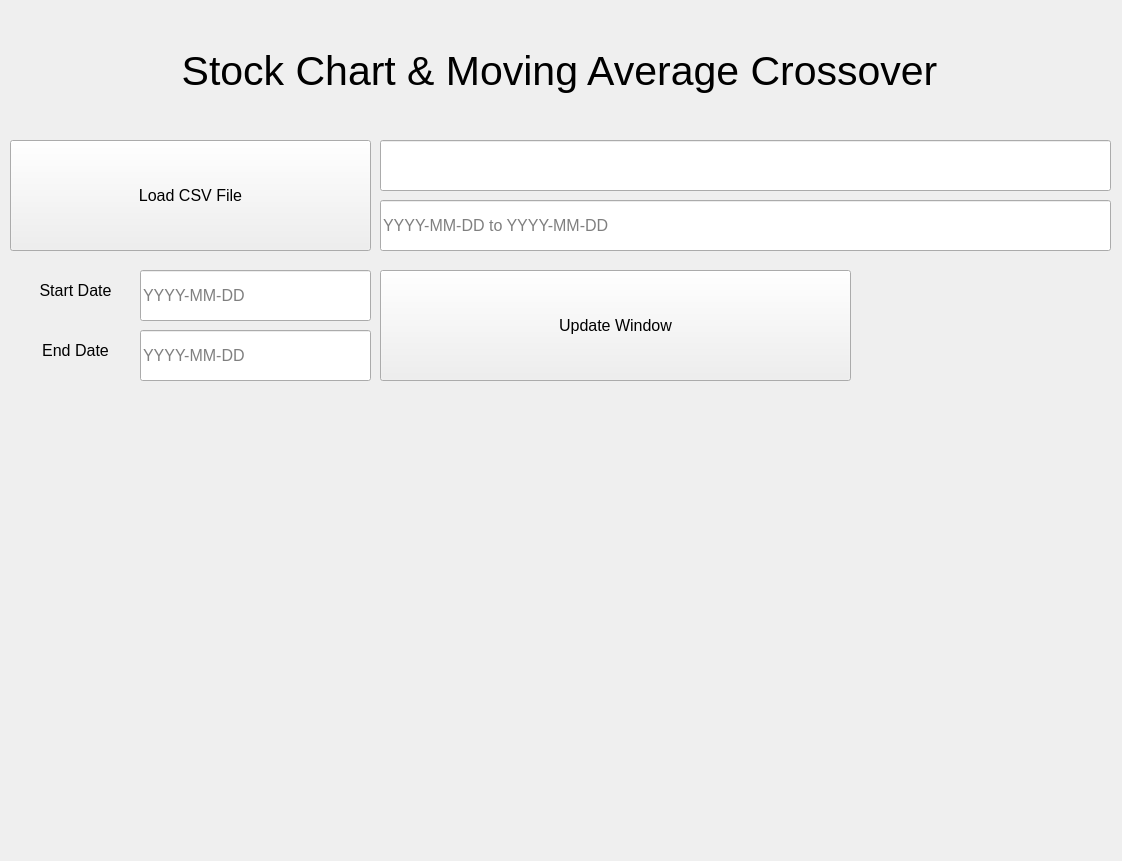
This is src/main_window.ui in calvinyusno2359/StockChartApplication as Qt 5 draws it before an edit. The edited form follows.
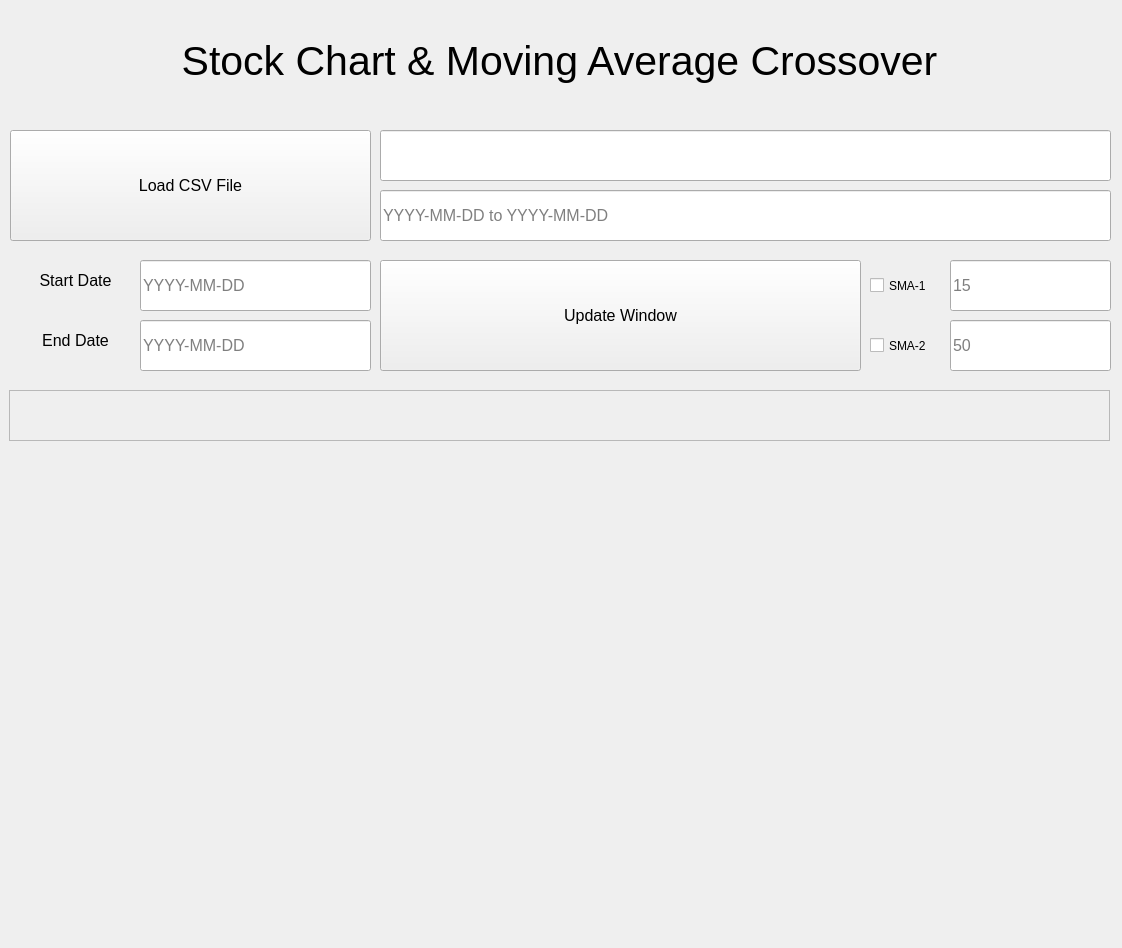
This is the edited form.

Commit message: added checkbox and scrollarea widget

```diff
--- a/src/main_window.ui
+++ b/src/main_window.ui
@@ -7,7 +7,7 @@
     <x>0</x>
     <y>0</y>
     <width>1122</width>
-    <height>861</height>
+    <height>948</height>
    </rect>
   </property>
   <property name="windowTitle">
@@ -17,7 +17,7 @@
    <property name="geometry">
     <rect>
      <x>4</x>
-     <y>20</y>
+     <y>10</y>
      <width>1111</width>
      <height>101</height>
     </rect>
@@ -38,7 +38,7 @@
    <property name="geometry">
     <rect>
      <x>10</x>
-     <y>140</y>
+     <y>130</y>
      <width>361</width>
      <height>111</height>
     </rect>
@@ -56,7 +56,7 @@
    <property name="geometry">
     <rect>
      <x>380</x>
-     <y>140</y>
+     <y>130</y>
      <width>731</width>
      <height>51</height>
     </rect>
@@ -71,7 +71,7 @@
    <property name="geometry">
     <rect>
      <x>380</x>
-     <y>200</y>
+     <y>190</y>
      <width>731</width>
      <height>51</height>
     </rect>
@@ -89,8 +89,8 @@
    <property name="geometry">
     <rect>
      <x>380</x>
-     <y>270</y>
-     <width>471</width>
+     <y>260</y>
+     <width>481</width>
      <height>111</height>
     </rect>
    </property>
@@ -107,7 +107,7 @@
    <property name="geometry">
     <rect>
      <x>140</x>
-     <y>270</y>
+     <y>260</y>
      <width>231</width>
      <height>51</height>
     </rect>
@@ -125,7 +125,7 @@
    <property name="geometry">
     <rect>
      <x>140</x>
-     <y>330</y>
+     <y>320</y>
      <width>231</width>
      <height>51</height>
     </rect>
@@ -143,7 +143,7 @@
    <property name="geometry">
     <rect>
      <x>20</x>
-     <y>270</y>
+     <y>260</y>
      <width>111</width>
      <height>41</height>
     </rect>
@@ -164,7 +164,7 @@
    <property name="geometry">
     <rect>
      <x>20</x>
-     <y>330</y>
+     <y>320</y>
      <width>111</width>
      <height>41</height>
     </rect>
@@ -185,13 +185,98 @@
    <property name="geometry">
     <rect>
      <x>10</x>
-     <y>390</y>
+     <y>460</y>
      <width>1101</width>
-     <height>461</height>
+     <height>481</height>
     </rect>
    </property>
    <layout class="QVBoxLayout" name="canvasLayout"/>
   </widget>
+  <widget class="QCheckBox" name="checkSMA1">
+   <property name="geometry">
+    <rect>
+     <x>870</x>
+     <y>260</y>
+     <width>61</width>
+     <height>51</height>
+    </rect>
+   </property>
+   <property name="text">
+    <string>SMA-1</string>
+   </property>
+  </widget>
+  <widget class="QCheckBox" name="checkSMA2">
+   <property name="geometry">
+    <rect>
+     <x>870</x>
+     <y>320</y>
+     <width>61</width>
+     <height>51</height>
+    </rect>
+   </property>
+   <property name="text">
+    <string>SMA-2</string>
+   </property>
+  </widget>
+  <widget class="QLineEdit" name="SMA1Edit">
+   <property name="geometry">
+    <rect>
+     <x>950</x>
+     <y>260</y>
+     <width>161</width>
+     <height>51</height>
+    </rect>
+   </property>
+   <property name="font">
+    <font>
+     <pointsize>12</pointsize>
+    </font>
+   </property>
+   <property name="placeholderText">
+    <string>15</string>
+   </property>
+  </widget>
+  <widget class="QLineEdit" name="SMA2Edit">
+   <property name="geometry">
+    <rect>
+     <x>950</x>
+     <y>320</y>
+     <width>161</width>
+     <height>51</height>
+    </rect>
+   </property>
+   <property name="font">
+    <font>
+     <pointsize>12</pointsize>
+    </font>
+   </property>
+   <property name="placeholderText">
+    <string>50</string>
+   </property>
+  </widget>
+  <widget class="QScrollArea" name="scrollArea">
+   <property name="geometry">
+    <rect>
+     <x>9</x>
+     <y>390</y>
+     <width>1101</width>
+     <height>51</height>
+    </rect>
+   </property>
+   <property name="widgetResizable">
+    <bool>true</bool>
+   </property>
+   <widget class="QWidget" name="scrollAreaWidgetContents">
+    <property name="geometry">
+     <rect>
+      <x>0</x>
+      <y>0</y>
+      <width>1099</width>
+      <height>49</height>
+     </rect>
+    </property>
+   </widget>
+  </widget>
  </widget>
  <resources/>
  <connections/>
```
The commit also changes 3 other files.
